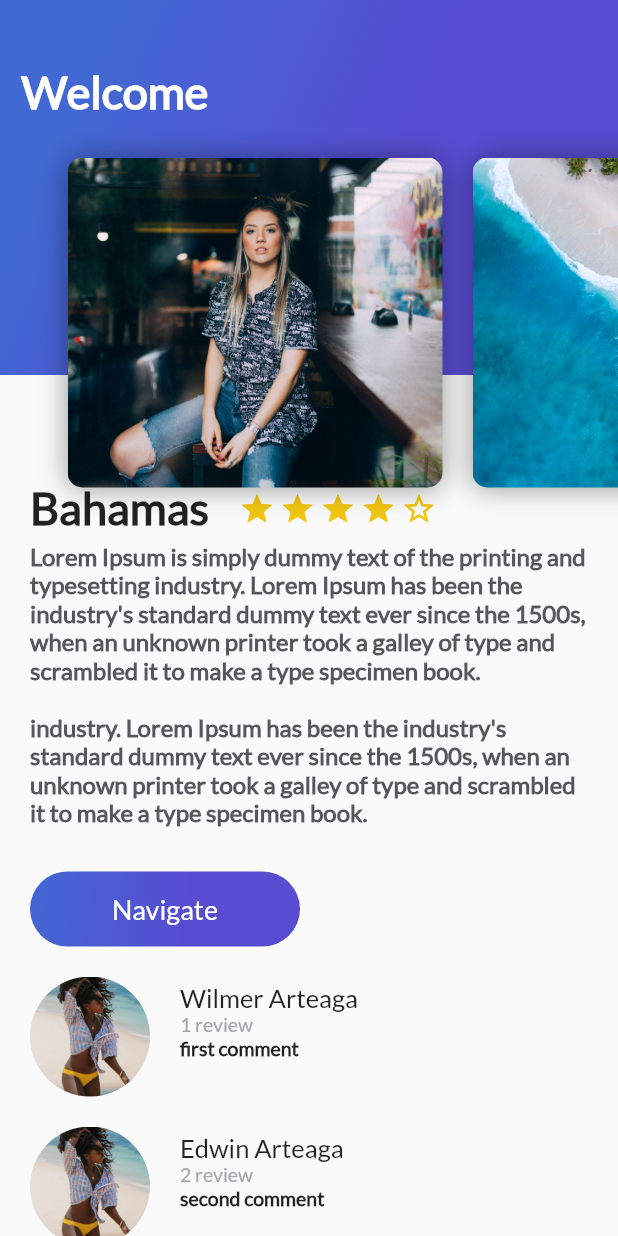
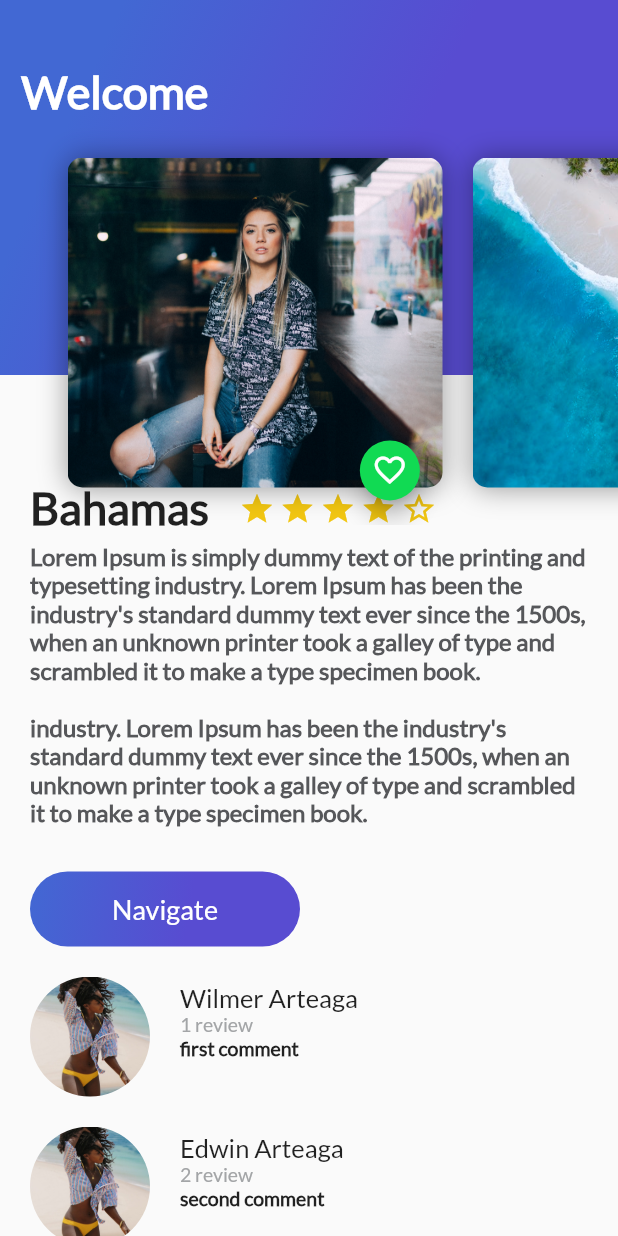
Before and after one commit to killerwilmer/flutter, a Flutter app: the screen it shows after launch, on a phone screen of 412 x 824 dp. Run offline on Flutter 3.47's test engine with Material 2 defaults, Android fonts, the phone set to English and light mode, and no system bars.

Commit message:
Added float action green button

```diff
--- a/platzi/Curso_de_Flutter/trips_app/lib/card_image.dart
+++ b/platzi/Curso_de_Flutter/trips_app/lib/card_image.dart
@@ -1,4 +1,5 @@
 import 'package:flutter/material.dart';
+import 'floating_action_button_green.dart';
 
 class CardImage extends StatelessWidget {
 
@@ -32,6 +33,12 @@ class CardImage extends StatelessWidget {
         ]
       ),
     );
-    return card;
+    return Stack(
+      alignment: Alignment(0.9, 1.1),
+      children: <Widget>[
+        card,
+        FloatingActionButtonGreen()
+      ],
+    );
   }
 }
--- /dev/null
+++ b/platzi/Curso_de_Flutter/trips_app/lib/floating_action_button_green.dart
@@ -0,0 +1,34 @@
+import 'package:flutter/material.dart';
+
+class FloatingActionButtonGreen extends StatefulWidget {
+  @override
+  State<StatefulWidget> createState() {
+    return _FloatingActionButtonGreen();
+  }
+
+}
+
+class _FloatingActionButtonGreen extends State<FloatingActionButtonGreen> {
+
+  void onPressedFav() {
+    Scaffold.of(context).showSnackBar(
+        SnackBar(
+          content: Text("Agregaste a tus Favoritos"),
+        )
+    );
+  }
+
+  @override
+  Widget build(BuildContext context) {
+    return FloatingActionButton(
+      backgroundColor: Color(0xFF11DA53),
+      mini: true,
+      tooltip: "Fav",
+      onPressed: onPressedFav,
+      child: Icon(
+        Icons.favorite_border
+      ),
+    );
+  }
+
+}
```
